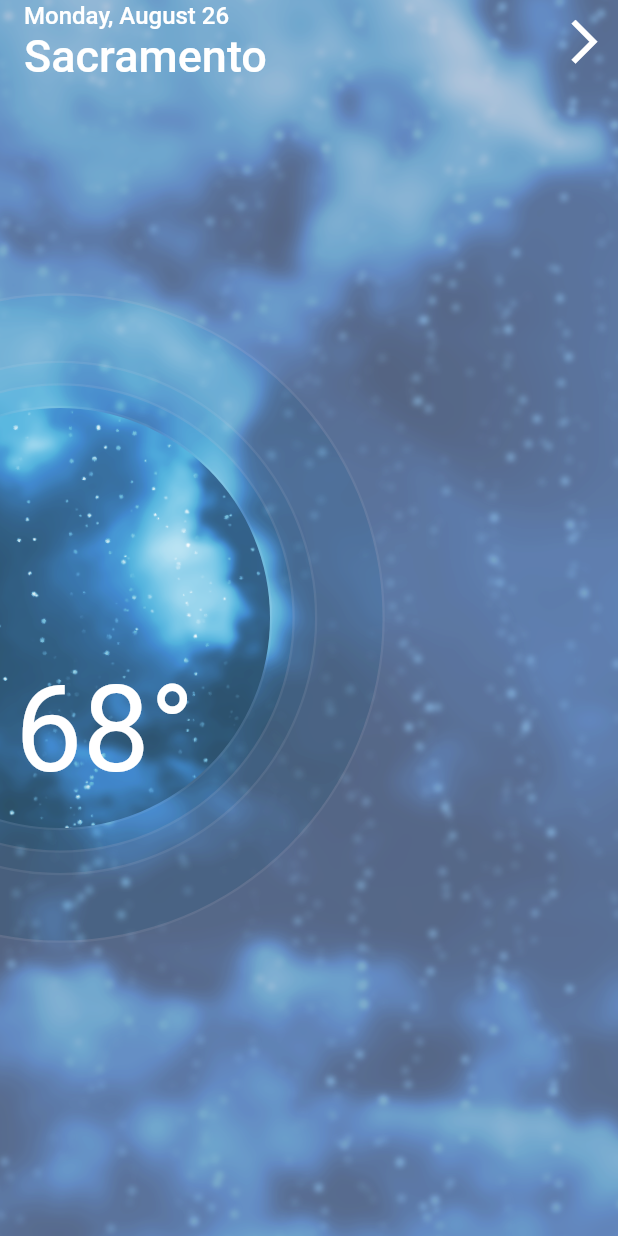
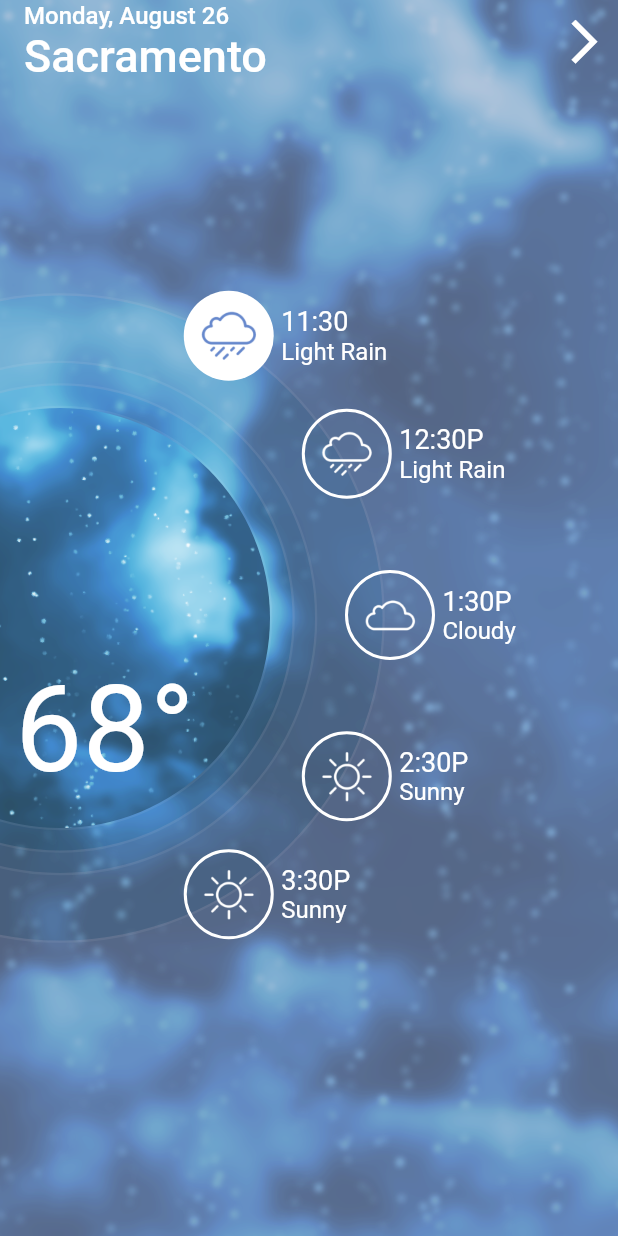
Before and after one commit to jbabin91/flutter-weather-tutorial, a Flutter app: the screen it shows after launch, on a phone screen of 412 x 824 dp. Run offline on Flutter 3.47's test engine with Material 2 defaults, Android fonts, the phone set to English and light mode, and no system bars.

Commit message:
Added Radial List of weather

```diff
--- a/lib/forecast/forecast.dart
+++ b/lib/forecast/forecast.dart
@@ -1,7 +1,15 @@
 import 'package:flutter/material.dart';
+import 'package:meta/meta.dart';
 import 'package:weather_forecast/forecast/background/background_with_rings.dart';
+import 'package:weather_forecast/forecast/radial_list.dart';
 
 class Forecast extends StatelessWidget {
+  RadialListViewModel radialList;
+
+  Forecast({
+    @required this.radialList,
+  });
+
   Widget _temperatureText() {
     return new Align(
         alignment: Alignment.centerLeft,
@@ -20,6 +28,9 @@ class Forecast extends StatelessWidget {
       children: <Widget>[
         new BackgroundWithRings(),
         _temperatureText(),
+        new RadialList(
+          radialList: radialList,
+        ),
       ],
     );
   }
--- /dev/null
+++ b/lib/forecast/forecast_list.dart
@@ -0,0 +1,33 @@
+import 'package:flutter/material.dart';
+import 'package:weather_forecast/forecast/radial_list.dart';
+
+final RadialListViewModel forecastRadialList = new RadialListViewModel(
+  items: [
+    new RadialListItemViewModel(
+      icon: new AssetImage('assets/ic_rain.png'),
+      title: '11:30',
+      subtitle: 'Light Rain',
+      isSelected: true,
+    ),
+    new RadialListItemViewModel(
+      icon: new AssetImage('assets/ic_rain.png'),
+      title: '12:30P',
+      subtitle: 'Light Rain',
+    ),
+    new RadialListItemViewModel(
+      icon: new AssetImage('assets/ic_cloudy.png'),
+      title: '1:30P',
+      subtitle: 'Cloudy',
+    ),
+    new RadialListItemViewModel(
+      icon: new AssetImage('assets/ic_sunny.png'),
+      title: '2:30P',
+      subtitle: 'Sunny',
+    ),
+    new RadialListItemViewModel(
+      icon: new AssetImage('assets/ic_sunny.png'),
+      title: '3:30P',
+      subtitle: 'Sunny',
+    ),
+  ],
+);
--- /dev/null
+++ b/lib/forecast/radial_list.dart
@@ -0,0 +1,142 @@
+import 'dart:math';
+
+import 'package:flutter/material.dart';
+import 'package:weather_forecast/generic_widgets/radial_position.dart';
+
+class RadialList extends StatelessWidget {
+  final RadialListViewModel radialList;
+
+  RadialList({
+    this.radialList,
+  });
+
+  List<Widget> _radialListItems() {
+    final double firstItemAngle = -pi / 3;
+    final double lastItemAngle = pi / 3;
+    final double angleDiffPerItem =
+        (lastItemAngle - firstItemAngle) / (radialList.items.length - 1);
+
+    double currAngle = firstItemAngle;
+
+    return radialList.items.map((RadialListItemViewModel viewModel) {
+      final listItem = _radialListItem(viewModel, currAngle);
+      currAngle += angleDiffPerItem;
+      return listItem;
+    }).toList();
+  }
+
+  Widget _radialListItem(RadialListItemViewModel viewModel, double angle) {
+    return new Transform(
+      transform: new Matrix4.translationValues(
+        45.0,
+        410.0,
+        0.0,
+      ),
+      child: new RadialPosition(
+        radius: 140.0 + 75.0,
+        angle: angle,
+        child: new RadialListItem(
+          listItem: viewModel,
+        ),
+      ),
+    );
+  }
+
+  @override
+  Widget build(BuildContext context) {
+    return new Stack(
+      children: _radialListItems(),
+    );
+  }
+}
+
+class RadialListItem extends StatelessWidget {
+  final RadialListItemViewModel listItem;
+
+  RadialListItem({
+    this.listItem,
+  });
+
+  @override
+  Widget build(BuildContext context) {
+    final circleDecoration = listItem.isSelected
+        ? new BoxDecoration(
+            shape: BoxShape.circle,
+            color: Colors.white,
+          )
+        : new BoxDecoration(
+            shape: BoxShape.circle,
+            color: Colors.transparent,
+            border: new Border.all(
+              color: Colors.white,
+              width: 2.0,
+            ),
+          );
+
+    return new Transform(
+      transform: new Matrix4.translationValues(-30.0, -30.0, 0.0),
+      child: new Row(
+        children: <Widget>[
+          new Container(
+            width: 60.0,
+            height: 60.0,
+            decoration: circleDecoration,
+            child: new Padding(
+              padding: const EdgeInsets.all(7.0),
+              child: new Image(
+                  image: listItem.icon,
+                  color: listItem.isSelected
+                      ? const Color(0xFF6688CC)
+                      : Colors.white),
+            ),
+          ),
+          new Padding(
+            padding: const EdgeInsets.only(left: 5.0),
+            child: new Column(
+              crossAxisAlignment: CrossAxisAlignment.start,
+              mainAxisSize: MainAxisSize.min,
+              children: <Widget>[
+                new Text(
+                  listItem.title,
+                  style: new TextStyle(
+                    color: Colors.white,
+                    fontSize: 18.0,
+                  ),
+                ),
+                new Text(
+                  listItem.subtitle,
+                  style: new TextStyle(
+                    color: Colors.white,
+                    fontSize: 16.0,
+                  ),
+                ),
+              ],
+            ),
+          ),
+        ],
+      ),
+    );
+  }
+}
+
+class RadialListViewModel {
+  final List<RadialListItemViewModel> items;
+
+  RadialListViewModel({
+    this.items = const [],
+  });
+}
+
+class RadialListItemViewModel {
+  final ImageProvider icon;
+  final String title;
+  final String subtitle;
+  final bool isSelected;
+
+  RadialListItemViewModel({
+    this.icon,
+    this.title = '',
+    this.subtitle = '',
+    this.isSelected = false,
+  });
+}
--- /dev/null
+++ b/lib/generic_widgets/radial_position.dart
@@ -0,0 +1,26 @@
+import 'dart:math';
+
+import 'package:flutter/material.dart';
+
+class RadialPosition extends StatelessWidget {
+  final double radius;
+  final double angle;
+  final Widget child;
+
+  RadialPosition({
+    this.radius,
+    this.angle,
+    this.child,
+  });
+
+  @override
+  Widget build(BuildContext context) {
+    final x = cos(angle) * radius;
+    final y = sin(angle) * radius;
+
+    return new Transform(
+      transform: new Matrix4.translationValues(x, y, 0.0),
+      child: child,
+    );
+  }
+}
--- a/lib/main.dart
+++ b/lib/main.dart
@@ -1,6 +1,7 @@
 import 'package:flutter/material.dart';
 import 'package:weather_forecast/forecast/app_bar.dart';
 import 'package:weather_forecast/forecast/forecast.dart';
+import 'package:weather_forecast/forecast/forecast_list.dart';
 import 'package:weather_forecast/generic_widgets/sliding_drawer.dart';
 import 'package:weather_forecast/forecast/week_drawer.dart';
 
@@ -37,7 +38,7 @@ class _MyHomePageState extends State<MyHomePage>
     openableController = new OpenableController(
       vsync: this,
       openDuration: const Duration(milliseconds: 250),
-    )..addListener((() => setState(() {})));
+    )..addListener(() => setState(() {}));
   }
 
   @override
@@ -45,7 +46,9 @@ class _MyHomePageState extends State<MyHomePage>
     return new Scaffold(
       body: new Stack(
         children: <Widget>[
-        new Forecast(),
+          new Forecast(
+            radialList: forecastRadialList,
+          ),
           new Positioned(
             top: 0.0,
             left: 0.0,
@@ -68,6 +71,7 @@ class _MyHomePageState extends State<MyHomePage>
             ),
           ),
         ],
-    ));
+      ),
+    );
   }
 }
--- a/pubspec.yaml
+++ b/pubspec.yaml
@@ -29,6 +29,9 @@ flutter:
   assets:
     - assets/weather-bk_enlarged.png
     - assets/weather-bk.png
+    - assets/ic_cloudy.png
+    - assets/ic_rain.png
+    - assets/ic_sunny.png
   #  - images/a_dot_burr.jpeg
   #  - images/a_dot_ham.jpeg
 
```
Also changed, not shown: assets/ic_cloudy.png (added), assets/ic_rain.png (added), assets/ic_sunny.png (added). Lines whose indentation alone changed are shown as unchanged.
